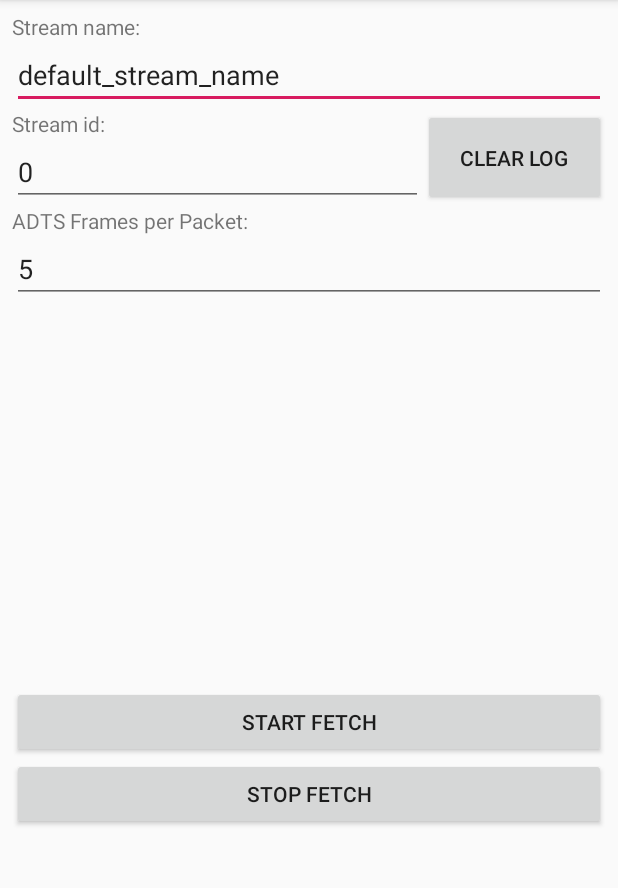
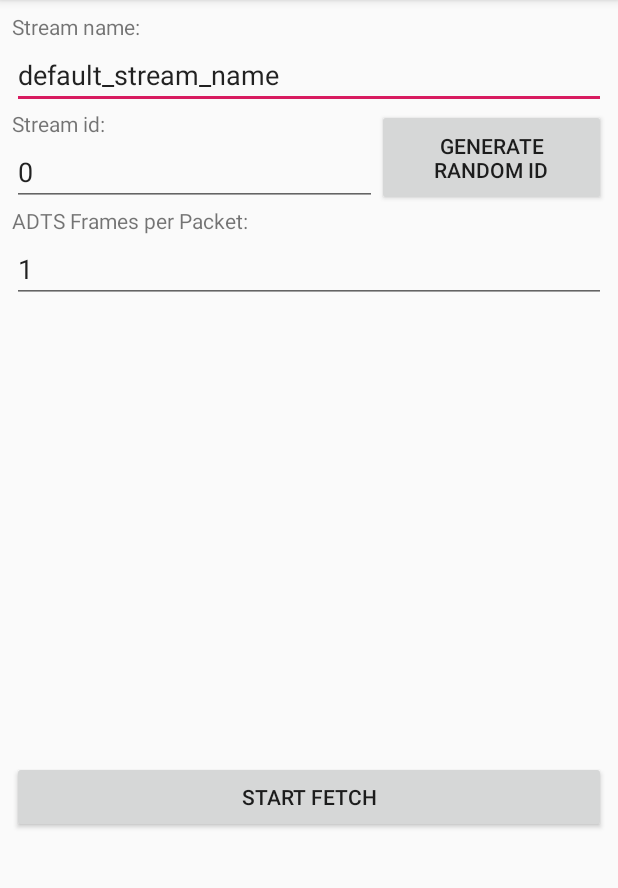
Before and after one commit to peurpdapeurp/basic_java_audio_stream_consumer, an Android app: the screen it shows after launch (MainActivity), on a phone screen of 412 x 824 dp, the part 84-972 px from its top. Run offline under Robolectric (Android 15) with nearby library versions, the phone set to English and light mode, and no system bars; libraries missing offline, so code that uses them is left out: net.named_data.jndn; 10 statements that could not run were skipped.

Commit message:
Added logic in NetworkThread to allow for duplicate onData suppression for an arbitrary number of streams

```diff
--- a/app/src/main/java/com/example/audio_consumer/Helpers.java
+++ b/app/src/main/java/com/example/audio_consumer/Helpers.java
@@ -12,6 +12,11 @@ import java.nio.ByteBuffer;
 import java.util.Arrays;
 
 public class Helpers {
+
+    public static long getRandomLongBetweenRange(double min, double max){
+        long x = (long) ((Math.random()*((max-min)+1))+min);
+        return x;
+    }
 
     /**
      * @param producerSamplingRate Audio sampling rate of producer (samples per second).
--- a/app/src/main/java/com/example/audio_consumer/MainActivity.java
+++ b/app/src/main/java/com/example/audio_consumer/MainActivity.java
@@ -4,7 +4,6 @@ package com.example.audio_consumer;
 import androidx.appcompat.app.AppCompatActivity;
 
 import android.os.Bundle;
-import android.os.Handler;
 import android.util.Log;
 import android.view.View;
 import android.widget.Button;
@@ -15,20 +14,15 @@ import com.example.audio_consumer.stream_fetcher.NetworkThread;
 import com.example.audio_consumer.stream_fetcher.StreamFetcher;
 import com.example.audio_consumer.stream_fetcher.StreamPlayer;
 
-import net.named_data.jndn.Data;
-import net.named_data.jndn.Interest;
 import net.named_data.jndn.Name;
-
-import java.util.concurrent.LinkedTransferQueue;
 
 public class MainActivity extends AppCompatActivity {
 
     private static final String TAG = "MainActivity";
 
     Button startFetchingButton_;
-    Button stopFetchingButton_;
-    Button clearLogButton_;
-    TextView uiLog_;
+    Button generateRandomIdButton_;
+    TextView streamFetchStatistics_;
     EditText streamNameInput_;
     EditText streamIdInput_;
     EditText audioBundleSizeInput_;
@@ -43,7 +37,7 @@ public class MainActivity extends AppCompatActivity {
         super.onCreate(savedInstanceState);
         setContentView(R.layout.activity_main);
 
-        uiLog_ = (TextView) findViewById(R.id.ui_log);
+        streamFetchStatistics_ = (TextView) findViewById(R.id.stream_fetch_statistics);
         streamNameInput_ = (EditText) findViewById(R.id.stream_name_input);
         streamIdInput_ = (EditText) findViewById(R.id.stream_id_input);
         audioBundleSizeInput_ = (EditText) findViewById(R.id.audio_bundle_size_input);
@@ -52,7 +46,7 @@ public class MainActivity extends AppCompatActivity {
         streamPlayer_.start();
         while (streamPlayer_.getHandler() == null) {} // block until stream player's handler is initialized
 
-        networkThread_ = new NetworkThread(streamPlayer_.getHandler());
+        networkThread_ = new NetworkThread();
         networkThread_.start();
         while (networkThread_.getHandler() == null) {} // block until network thread's handler is initialized
 
@@ -68,35 +62,28 @@ public class MainActivity extends AppCompatActivity {
                         Helpers.calculateMsPerSeg(8000, Long.parseLong(audioBundleSizeInput_.getText().toString())),
                         networkThread_.getHandler());
                 currentStreamFetcher_.start();
+                Log.d(TAG, "After current stream fetcher start");
                 while (currentStreamFetcher_.getHandler() == null) {} // block until stream fetcher's handler is initialized
+                Log.d(TAG, "After current stream fetcher handler initialized");
 
                 currentStreamName_ = new Name(getString(R.string.network_prefix))
                         .append(streamNameInput_.getText().toString())
                         .append(streamIdInput_.getText().toString())
                         .appendVersion(0);
-                networkThread_.addStreamFetcherHandler(currentStreamName_, currentStreamFetcher_.getHandler());
-                boolean ret = currentStreamFetcher_.startFetchingStream();
-                Log.d(TAG, (ret ? "Successfully began fetching stream" : "Failed to start fetching stream") +
-                        " with name: " + currentStreamName_.toUri());
+
+                Log.d(TAG, "Handler for stream fetcher for stream " + currentStreamName_.toString() + " successfully initialized.");
+
+                boolean ret = currentStreamFetcher_.requestStartStreamFetch();
+                Log.d(TAG, (ret ? "Successfully requested stream fetch start" : "Failed to request stream fetch start") +
+                        " for name: " + currentStreamName_.toUri());
             }
         });
 
-        stopFetchingButton_ = (Button) findViewById(R.id.stop_fetch_button);
-        stopFetchingButton_.setOnClickListener(new View.OnClickListener() {
+        generateRandomIdButton_ = (Button) findViewById(R.id.generate_random_id_button);
+        generateRandomIdButton_.setOnClickListener(new View.OnClickListener() {
             @Override
             public void onClick(View view) {
-                currentStreamFetcher_.close();
-                networkThread_.removeStreamFetcherHandler(currentStreamName_);
-                currentStreamFetcher_ = null;
-                currentStreamName_ = null;
-            }
-        });
-
-        clearLogButton_ = (Button) findViewById(R.id.clear_log_button);
-        clearLogButton_.setOnClickListener(new View.OnClickListener() {
-            @Override
-            public void onClick(View view) {
-                uiLog_.setText("");
+                streamIdInput_.setText(Long.toString(Helpers.getRandomLongBetweenRange(0, 10000)));
             }
         });
 
@@ -106,10 +93,10 @@ public class MainActivity extends AppCompatActivity {
     protected void onDestroy() {
         super.onDestroy();
 
-        networkThread_.close();
         streamPlayer_.stop();
         if (currentStreamFetcher_ != null) {
-            currentStreamFetcher_.close();
+            currentStreamFetcher_.requestClose();
         }
+        networkThread_.close();
     }
 }
--- a/app/src/main/java/com/example/audio_consumer/stream_fetcher/NetworkThread.java
+++ b/app/src/main/java/com/example/audio_consumer/stream_fetcher/NetworkThread.java
@@ -24,20 +24,37 @@ import net.named_data.jndn.security.identity.MemoryPrivateKeyStorage;
 import net.named_data.jndn.security.policy.SelfVerifyPolicyManager;
 
 import java.io.IOException;
+import java.util.HashMap;
+import java.util.concurrent.ConcurrentHashMap;
+
+import android.annotation.SuppressLint;
+import android.os.Handler;
+import android.os.HandlerThread;
+import android.os.Message;
+import android.os.SystemClock;
+import android.util.Log;
+
+import androidx.annotation.NonNull;
+import net.named_data.jndn.Data;
+import net.named_data.jndn.Face;
+import net.named_data.jndn.Interest;
+import net.named_data.jndn.Name;
+import net.named_data.jndn.OnData;
+import net.named_data.jndn.encoding.EncodingException;
+import net.named_data.jndn.security.KeyChain;
+import net.named_data.jndn.security.SecurityException;
+import net.named_data.jndn.security.identity.IdentityManager;
+import net.named_data.jndn.security.identity.MemoryIdentityStorage;
+import net.named_data.jndn.security.identity.MemoryPrivateKeyStorage;
+import net.named_data.jndn.security.policy.SelfVerifyPolicyManager;
+
+import java.io.IOException;
+import java.util.HashSet;
 import java.util.concurrent.ConcurrentHashMap;
 
 public class NetworkThread extends HandlerThread {
 
     private final static String TAG = "NetworkThread";
-
-    private Face face_;
-    private KeyChain keyChain_;
-
-    private long startTime_;
-    private ConcurrentHashMap<Name, Handler> streamFetcherHandlers_;
-    private Handler streamPlayerHandler_;
-    private Handler handler_;
-    private boolean closed_ = false;
 
     // Private constants
     private static final int PROCESSING_INTERVAL_MS = 100;
@@ -45,27 +62,63 @@ public class NetworkThread extends HandlerThread {
     // Messages
     private static final int MSG_DO_SOME_WORK = 0;
     public static final int MSG_INTEREST_SEND_REQUEST = 1;
+    public static final int MSG_STREAM_FETCH_START = 2;
+    public static final int MSG_STREAM_FETCH_FINISH = 3;
+
+    private Face face_;
+    private KeyChain keyChain_;
+    private long startTime_;
+    private HashMap<Name, StreamFetcherState> streamFetcherStates_;
+    private Handler handler_;
+
+    public static class StreamFetcherState {
+        public StreamFetcherState(Name streamName, Handler handler) {
+            this.streamName = streamName;
+            this.handler = handler;
+            recvDatas = new HashSet<>();
+            retransmits = new HashSet<>();
+        }
+        Name streamName;
+        Handler handler;
+        HashSet<Name> recvDatas;
+        HashSet<Name> retransmits;
+    }
 
     private long getTimeSinceNetworkThreadStart() {
         return System.currentTimeMillis() - startTime_;
     }
 
-    public void addStreamFetcherHandler(Name streamName, Handler handler) {
-        streamFetcherHandlers_.put(streamName, handler);
+    private void addStreamFetcherState(StreamFetcherState streamFetcherState) {
+        Log.d(TAG, getTimeSinceNetworkThreadStart() + ": " +
+                "add stream fetcher state for " + streamFetcherState.streamName.toString());
+        streamFetcherStates_.put(streamFetcherState.streamName, streamFetcherState);
+        streamFetcherState.handler.obtainMessage(StreamFetcher.MSG_NETWORK_THREAD_READY).sendToTarget();
     }
 
-    public void removeStreamFetcherHandler(Name streamName) {
-        streamFetcherHandlers_.remove(streamName);
+    private void removeStreamFetcherState(Name streamName) {
+        Log.d(TAG, getTimeSinceNetworkThreadStart() + ": " +
+                "remove stream fetcher state for " + streamName.toString());
+        StreamFetcherState streamFetcherState = streamFetcherStates_.get(streamName);
+        streamFetcherStates_.remove(streamName);
+        streamFetcherState.handler.obtainMessage(StreamFetcher.MSG_NETWORK_THREAD_FINISHED).sendToTarget();
     }
 
-    public NetworkThread(Handler streamPlayerHandler) {
+    public NetworkThread() {
         super("NetworkThread");
-        streamPlayerHandler_ = streamPlayerHandler;
-        streamFetcherHandlers_ = new ConcurrentHashMap<>();
+        streamFetcherStates_ = new HashMap<>();
+    }
+
+    public void close() {
+        Log.d(TAG, getTimeSinceNetworkThreadStart() + ": " +
+                "close called");
+        for (Name streamName : streamFetcherStates_.keySet()) {
+            removeStreamFetcherState(streamName);
+        }
+        handler_.removeCallbacksAndMessages(null);
+        handler_.getLooper().quitSafely();
     }
 
     private void doSomeWork() {
-        if (closed_) return;
         try {
             face_.processEvents();
         } catch (IOException e) {
@@ -83,28 +136,69 @@ public class NetworkThread extends HandlerThread {
     }
 
     private void sendInterest(Interest interest) {
-        Log.d(TAG, getTimeSinceNetworkThreadStart() + ": " + "send interest (name " + interest.getName().toString() + ")");
+        Name streamName = interest.getName().getPrefix(-1);
+        StreamFetcherState streamFetcherState = streamFetcherStates_.get(streamName);
+        if (streamFetcherState == null) {
+            Log.w(TAG, getTimeSinceNetworkThreadStart() + ": " +
+                    "unable to find stream fetcher state for stream name " + interest.getName().getPrefix(-1));
+            return;
+        }
+        Long segNum = null;
+        try {
+            segNum = interest.getName().get(-1).toSegment();
+        } catch (EncodingException e) {
+            e.printStackTrace();
+        }
+        boolean retransmit = false;
+        if (!streamFetcherState.retransmits.contains(interest.getName())) {
+            streamFetcherState.retransmits.add(interest.getName());
+        }
+        else {
+            retransmit = true;
+        }
+        Log.d(TAG, getTimeSinceNetworkThreadStart() + ": " +
+                "send interest (" +
+                "retx " + retransmit + ", " +
+                "seg num " + segNum + ", " +
+                "name " + interest.getName().toString() +
+                ")");
         try {
             face_.expressInterest(interest, new OnData() {
                 @Override
                 public void onData(Interest interest, Data data) {
                     long satisfiedTime = System.currentTimeMillis();
-                    Log.d(TAG, getTimeSinceNetworkThreadStart() + ": " + "data received (" +
-                            "name " + data.getName().toString() + ", " +
-                            "time " + satisfiedTime + ")");
+                    Name streamName = interest.getName().getPrefix(-1);
+                    StreamFetcherState streamFetcherState = streamFetcherStates_.get(streamName);
 
-                    Handler streamFetcherHandler = streamFetcherHandlers_.get(data.getName().getPrefix(-1));
-                    if (streamFetcherHandler == null) {
+                    if (streamFetcherState == null) {
                         Log.w(TAG, getTimeSinceNetworkThreadStart() + ": " +
-                                "unable to find stream fetcher handler for stream name " + data.getName().getPrefix(-1));
+                                "unable to find stream fetcher state for stream name " + data.getName().getPrefix(-1));
                         return;
                     }
-                    streamFetcherHandler.obtainMessage(StreamFetcher.MSG_DATA_RECEIVED,
+
+                    if (!streamFetcherState.recvDatas.contains(data.getName())) {
+                        streamFetcherState.recvDatas.add(data.getName());
+                    }
+                    else {
+                        return;
+                    }
+
+                    Long segNum = null;
+                    try {
+                        segNum = data.getName().get(-1).toSegment();
+                    } catch (EncodingException e) {
+                        e.printStackTrace();
+                    }
+
+                    Log.d(TAG, getTimeSinceNetworkThreadStart() + ": " +
+                            "data received (" +
+                            "seg num " + segNum + ", " +
+                            "time " + satisfiedTime + ", " +
+                            "retx " + streamFetcherState.retransmits.contains(interest.getName()) +
+                            ")");
+
+                    streamFetcherState.handler.obtainMessage(StreamFetcher.MSG_DATA_RECEIVED,
                             new StreamFetcher.DataInfo(data, satisfiedTime)).sendToTarget();
-                    if (data.getMetaInfo().getType() != ContentType.NACK) {
-                        streamPlayerHandler_.obtainMessage(StreamPlayer.AWT_MSG_ADTS_FRAMES_RECEIVED,
-                                data.getContent().getImmutableArray()).sendToTarget();
-                    }
                 }
             });
         } catch (IOException e) {
@@ -112,30 +206,9 @@ public class NetworkThread extends HandlerThread {
         }
     }
 
-    public void close() {
-        Log.d(TAG, getTimeSinceNetworkThreadStart() + ": " + "close called");
-        handler_.removeCallbacksAndMessages(null);
-        handler_.getLooper().quitSafely();
-        closed_ = true;
-    }
-
     @SuppressLint("HandlerLeak")
     @Override
     protected void onLooperPrepared() {
-        super.onLooperPrepared();
-
-        startTime_ = System.currentTimeMillis();
-
-        // set up keychain
-        keyChain_ = configureKeyChain();
-        // set up face
-        face_ = new Face();
-        try {
-            face_.setCommandSigningInfo(keyChain_, keyChain_.getDefaultCertificateName());
-        } catch (SecurityException e) {
-            e.printStackTrace();
-        }
-
         handler_ = new Handler() {
             @Override
             public void handleMessage(@NonNull Message msg) {
@@ -147,17 +220,34 @@ public class NetworkThread extends HandlerThread {
                         Interest interest = (Interest) msg.obj;
                         sendInterest(interest);
                         break;
+                    case MSG_STREAM_FETCH_START:
+                        StreamFetcherState streamFetcherState = (StreamFetcherState) msg.obj;
+                        addStreamFetcherState(streamFetcherState);
+                        break;
+                    case MSG_STREAM_FETCH_FINISH:
+                        Name streamName = (Name) msg.obj;
+                        removeStreamFetcherState(streamName);
+                        break;
                     default:
                         throw new IllegalStateException();
                 }
             }
         };
-
+        startTime_ = System.currentTimeMillis();
+        // set up keychain
+        keyChain_ = configureKeyChain();
+        // set up face
+        face_ = new Face();
+        try {
+            face_.setCommandSigningInfo(keyChain_, keyChain_.getDefaultCertificateName());
+        } catch (SecurityException e) {
+            e.printStackTrace();
+        }
         doSomeWork();
     }
 
     // taken from https://github.com/named-data-mobile/NFD-android/blob/4a20a88fb288403c6776f81c1d117cfc7fced122/app/src/main/java/net/named_data/nfd/utils/NfdcHelper.java
-    private KeyChain configureKeyChain() {
+    private static KeyChain configureKeyChain() {
 
         final MemoryIdentityStorage identityStorage = new MemoryIdentityStorage();
         final MemoryPrivateKeyStorage privateKeyStorage = new MemoryPrivateKeyStorage();
--- a/app/src/main/java/com/example/audio_consumer/stream_fetcher/StreamPlayer.java
+++ b/app/src/main/java/com/example/audio_consumer/stream_fetcher/StreamPlayer.java
@@ -162,7 +162,8 @@ public class StreamPlayer {
         }
 
         public void close() {
-            Log.d(TAG, getTimeSinceStart() + ": " + "close called");
+            Log.d(TAG, getTimeSinceStart() + ": " +
+                    "close called");
             handler_.removeCallbacksAndMessages(null);
             handler_.getLooper().quitSafely();
             closed_ = true;
--- a/app/src/main/res/layout/activity_main.xml
+++ b/app/src/main/res/layout/activity_main.xml
@@ -39,7 +39,7 @@
             android:orientation="horizontal">
 
             <LinearLayout
-                android:layout_width="274dp"
+                android:layout_width="243dp"
                 android:layout_height="wrap_content"
                 android:orientation="vertical">
 
@@ -59,11 +59,11 @@
             </LinearLayout>
 
             <Button
-                android:id="@+id/clear_log_button"
-                android:layout_width="wrap_content"
+                android:id="@+id/generate_random_id_button"
+                android:layout_width="151dp"
                 android:layout_height="match_parent"
                 android:layout_weight="1"
-                android:text="Clear Log" />
+                android:text="Generate Random Id" />
         </LinearLayout>
 
         <LinearLayout
@@ -88,28 +88,16 @@
                     android:layout_height="wrap_content"
                     android:ems="10"
                     android:inputType="textPersonName"
-                    android:text="5" />
+                    android:text="1" />
 
             </LinearLayout>
 
         </LinearLayout>
 
-        <ScrollView
+        <TextView
+            android:id="@+id/stream_fetch_statistics"
             android:layout_width="match_parent"
-            android:layout_height="255dp">
-
-            <LinearLayout
-                android:layout_width="match_parent"
-                android:layout_height="wrap_content"
-                android:orientation="vertical">
-
-                <TextView
-                    android:id="@+id/ui_log"
-                    android:layout_width="match_parent"
-                    android:layout_height="wrap_content" />
-
-            </LinearLayout>
-        </ScrollView>
+            android:layout_height="305dp" />
 
         <Button
             android:id="@+id/start_fetch_button"
@@ -117,11 +105,5 @@
             android:layout_height="wrap_content"
             android:text="Start Fetch" />
 
-        <Button
-            android:id="@+id/stop_fetch_button"
-            android:layout_width="match_parent"
-            android:layout_height="wrap_content"
-            android:text="Stop Fetch" />
-
     </LinearLayout>
 </androidx.constraintlayout.widget.ConstraintLayout>
--- a/app/src/main/res/values/strings.xml
+++ b/app/src/main/res/values/strings.xml
@@ -1,4 +1,4 @@
 <resources>
     <string name="app_name">NASC</string>
-    <string name="network_prefix">/basic_ndn_audio_streamer</string>
+    <string name="network_prefix">/ndnpttv2</string>
 </resources>
```
Also changed, not shown: app/src/main/java/com/example/audio_consumer/stream_fetcher/StreamFetcher.java (+112 -33 lines).
